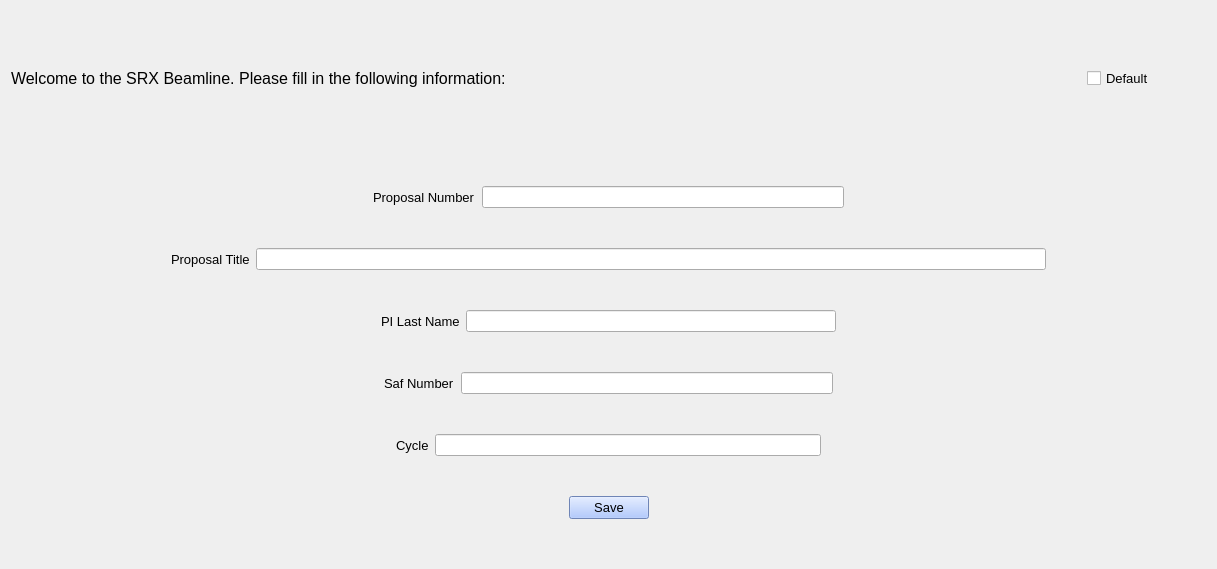
The window that srxgui/MainWindow/Metadata.ui (whishei/srxgui) describes before a commit, drawn with Qt 5.
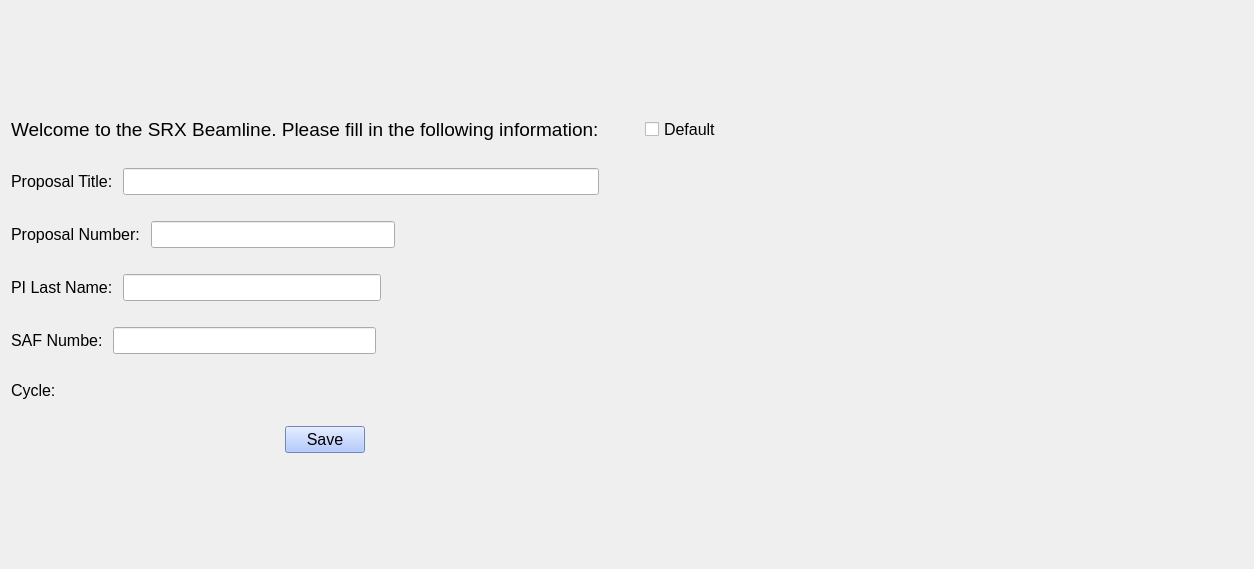
The same window after the commit. Icons and pictures are not drawn.

Diff of the .ui file:
```diff
--- a/srxgui/MainWindow/Metadata.ui
+++ b/srxgui/MainWindow/Metadata.ui
@@ -6,21 +6,31 @@
    <rect>
     <x>0</x>
     <y>0</y>
-    <width>1217</width>
+    <width>1254</width>
     <height>569</height>
    </rect>
   </property>
   <property name="windowTitle">
    <string>Form</string>
   </property>
+  <property name="styleSheet">
+   <string notr="true"/>
+  </property>
   <layout class="QGridLayout" name="gridLayout">
-   <item row="0" column="0" colspan="2">
+   <item row="0" column="0">
+    <widget class="QLabel" name="label">
+     <property name="text">
+      <string/>
+     </property>
+    </widget>
+   </item>
+   <item row="1" column="0">
     <layout class="QHBoxLayout" name="horizontalLayout_2">
      <item>
       <widget class="QLabel" name="label_9">
        <property name="font">
         <font>
-         <pointsize>12</pointsize>
+         <pointsize>14</pointsize>
         </font>
        </property>
        <property name="text">
@@ -41,18 +51,10 @@
        </property>
       </spacer>
      </item>
-     <item>
-      <widget class="QCheckBox" name="default_2">
-       <property name="font">
-        <font>
-         <pointsize>10</pointsize>
-        </font>
-       </property>
-       <property name="text">
-        <string>Default</string>
-       </property>
-      </widget>
-     </item>
+    </layout>
+   </item>
+   <item row="3" column="0">
+    <layout class="QVBoxLayout" name="verticalLayout">
      <item>
       <widget class="QLabel" name="label_10">
        <property name="text">
@@ -61,11 +63,45 @@
       </widget>
      </item>
      <item>
-      <widget class="QLabel" name="label_4">
-       <property name="text">
-        <string/>
-       </property>
-      </widget>
+      <layout class="QHBoxLayout" name="horizontalLayout_4">
+       <item>
+        <widget class="QLabel" name="label_6">
+         <property name="font">
+          <font>
+           <pointsize>12</pointsize>
+          </font>
+         </property>
+         <property name="text">
+          <string>Proposal Title: </string>
+         </property>
+        </widget>
+       </item>
+       <item>
+        <widget class="QLineEdit" name="prop_title">
+         <property name="font">
+          <font>
+           <pointsize>12</pointsize>
+          </font>
+         </property>
+        </widget>
+       </item>
+       <item>
+        <spacer name="horizontalSpacer_4">
+         <property name="orientation">
+          <enum>Qt::Horizontal</enum>
+         </property>
+         <property name="sizeType">
+          <enum>QSizePolicy::Fixed</enum>
+         </property>
+         <property name="sizeHint" stdset="0">
+          <size>
+           <width>40</width>
+           <height>20</height>
+          </size>
+         </property>
+        </spacer>
+       </item>
+      </layout>
      </item>
      <item>
       <widget class="QLabel" name="label_2">
@@ -75,45 +111,27 @@
       </widget>
      </item>
      <item>
-      <widget class="QLabel" name="label">
-       <property name="text">
-        <string/>
-       </property>
-      </widget>
-     </item>
-    </layout>
-   </item>
-   <item row="1" column="0" rowspan="3" colspan="2">
-    <layout class="QVBoxLayout" name="verticalLayout">
-     <item>
       <layout class="QHBoxLayout" name="horizontalLayout_3">
-       <item>
-        <spacer name="horizontalSpacer">
-         <property name="orientation">
-          <enum>Qt::Horizontal</enum>
-         </property>
-         <property name="sizeHint" stdset="0">
-          <size>
-           <width>40</width>
-           <height>20</height>
-          </size>
-         </property>
-        </spacer>
-       </item>
        <item>
         <widget class="QLabel" name="label_5">
          <property name="font">
           <font>
-           <pointsize>10</pointsize>
+           <pointsize>12</pointsize>
           </font>
          </property>
          <property name="text">
-          <string>Proposal Number</string>
+          <string>Proposal Number: </string>
          </property>
         </widget>
        </item>
        <item>
-        <widget class="QLineEdit" name="prop_num"/>
+        <widget class="QLineEdit" name="prop_num">
+         <property name="font">
+          <font>
+           <pointsize>12</pointsize>
+          </font>
+         </property>
+        </widget>
        </item>
        <item>
         <spacer name="horizontalSpacer_2">
@@ -131,181 +149,36 @@
       </layout>
      </item>
      <item>
-      <layout class="QHBoxLayout" name="horizontalLayout_4">
-       <item>
-        <spacer name="horizontalSpacer_16">
-         <property name="orientation">
-          <enum>Qt::Horizontal</enum>
-         </property>
-         <property name="sizeType">
-          <enum>QSizePolicy::Fixed</enum>
-         </property>
-         <property name="sizeHint" stdset="0">
-          <size>
-           <width>40</width>
-           <height>20</height>
-          </size>
-         </property>
-        </spacer>
-       </item>
-       <item>
-        <spacer name="horizontalSpacer_3">
-         <property name="orientation">
-          <enum>Qt::Horizontal</enum>
-         </property>
-         <property name="sizeType">
-          <enum>QSizePolicy::Fixed</enum>
-         </property>
-         <property name="sizeHint" stdset="0">
-          <size>
-           <width>40</width>
-           <height>20</height>
-          </size>
-         </property>
-        </spacer>
-       </item>
-       <item>
-        <spacer name="horizontalSpacer_13">
-         <property name="orientation">
-          <enum>Qt::Horizontal</enum>
-         </property>
-         <property name="sizeType">
-          <enum>QSizePolicy::Fixed</enum>
-         </property>
-         <property name="sizeHint" stdset="0">
-          <size>
-           <width>40</width>
-           <height>20</height>
-          </size>
-         </property>
-        </spacer>
-       </item>
-       <item>
-        <spacer name="horizontalSpacer_14">
-         <property name="orientation">
-          <enum>Qt::Horizontal</enum>
-         </property>
-         <property name="sizeType">
-          <enum>QSizePolicy::Fixed</enum>
-         </property>
-         <property name="sizeHint" stdset="0">
-          <size>
-           <width>40</width>
-           <height>20</height>
-          </size>
-         </property>
-        </spacer>
-       </item>
-       <item>
-        <widget class="QLabel" name="label_6">
-         <property name="font">
-          <font>
-           <pointsize>10</pointsize>
-          </font>
-         </property>
-         <property name="text">
-          <string>Proposal Title</string>
-         </property>
-        </widget>
-       </item>
-       <item>
-        <widget class="QLineEdit" name="prop_title"/>
-       </item>
-       <item>
-        <spacer name="horizontalSpacer_19">
-         <property name="orientation">
-          <enum>Qt::Horizontal</enum>
-         </property>
-         <property name="sizeType">
-          <enum>QSizePolicy::Fixed</enum>
-         </property>
-         <property name="sizeHint" stdset="0">
-          <size>
-           <width>40</width>
-           <height>20</height>
-          </size>
-         </property>
-        </spacer>
-       </item>
-       <item>
-        <spacer name="horizontalSpacer_18">
-         <property name="orientation">
-          <enum>Qt::Horizontal</enum>
-         </property>
-         <property name="sizeType">
-          <enum>QSizePolicy::Preferred</enum>
-         </property>
-         <property name="sizeHint" stdset="0">
-          <size>
-           <width>40</width>
-           <height>20</height>
-          </size>
-         </property>
-        </spacer>
-       </item>
-       <item>
-        <spacer name="horizontalSpacer_17">
-         <property name="orientation">
-          <enum>Qt::Horizontal</enum>
-         </property>
-         <property name="sizeType">
-          <enum>QSizePolicy::Fixed</enum>
-         </property>
-         <property name="sizeHint" stdset="0">
-          <size>
-           <width>40</width>
-           <height>20</height>
-          </size>
-         </property>
-        </spacer>
-       </item>
-       <item>
-        <spacer name="horizontalSpacer_4">
-         <property name="orientation">
-          <enum>Qt::Horizontal</enum>
-         </property>
-         <property name="sizeType">
-          <enum>QSizePolicy::Fixed</enum>
-         </property>
-         <property name="sizeHint" stdset="0">
-          <size>
-           <width>40</width>
-           <height>20</height>
-          </size>
-         </property>
-        </spacer>
-       </item>
-      </layout>
+      <widget class="QLabel" name="label_13">
+       <property name="text">
+        <string/>
+       </property>
+      </widget>
      </item>
      <item>
       <layout class="QHBoxLayout" name="horizontalLayout_5">
-       <item>
-        <spacer name="horizontalSpacer_5">
-         <property name="orientation">
-          <enum>Qt::Horizontal</enum>
-         </property>
-         <property name="sizeHint" stdset="0">
-          <size>
-           <width>40</width>
-           <height>20</height>
-          </size>
-         </property>
-        </spacer>
-       </item>
        <item>
         <widget class="QLabel" name="label_7">
          <property name="font">
           <font>
-           <pointsize>10</pointsize>
+           <pointsize>12</pointsize>
           </font>
          </property>
          <property name="text">
-          <string>PI Last Name</string>
+          <string>PI Last Name: </string>
          </property>
         </widget>
        </item>
        <item>
-        <widget class="QLineEdit" name="PI_lname"/>
+        <widget class="QLineEdit" name="PI_lname">
+         <property name="font">
+          <font>
+           <pointsize>12</pointsize>
+           <weight>50</weight>
+           <bold>false</bold>
+          </font>
+         </property>
+        </widget>
        </item>
        <item>
         <spacer name="horizontalSpacer_6">
@@ -322,35 +195,35 @@
        </item>
       </layout>
      </item>
+     <item>
+      <widget class="QLabel" name="label_14">
+       <property name="text">
+        <string/>
+       </property>
+      </widget>
+     </item>
      <item>
       <layout class="QHBoxLayout" name="horizontalLayout_6">
-       <item>
-        <spacer name="horizontalSpacer_7">
-         <property name="orientation">
-          <enum>Qt::Horizontal</enum>
-         </property>
-         <property name="sizeHint" stdset="0">
-          <size>
-           <width>40</width>
-           <height>20</height>
-          </size>
-         </property>
-        </spacer>
-       </item>
        <item>
         <widget class="QLabel" name="label_8">
          <property name="font">
           <font>
-           <pointsize>10</pointsize>
+           <pointsize>12</pointsize>
           </font>
          </property>
          <property name="text">
-          <string>Saf Number</string>
+          <string>SAF Numbe: </string>
          </property>
         </widget>
        </item>
        <item>
-        <widget class="QLineEdit" name="saf_num"/>
+        <widget class="QLineEdit" name="saf_num">
+         <property name="font">
+          <font>
+           <pointsize>12</pointsize>
+          </font>
+         </property>
+        </widget>
        </item>
        <item>
         <spacer name="horizontalSpacer_9">
@@ -367,35 +240,38 @@
        </item>
       </layout>
      </item>
+     <item>
+      <widget class="QLabel" name="label_15">
+       <property name="text">
+        <string/>
+       </property>
+      </widget>
+     </item>
      <item>
       <layout class="QHBoxLayout" name="horizontalLayout">
-       <item>
-        <spacer name="horizontalSpacer_10">
-         <property name="orientation">
-          <enum>Qt::Horizontal</enum>
-         </property>
-         <property name="sizeHint" stdset="0">
-          <size>
-           <width>40</width>
-           <height>20</height>
-          </size>
-         </property>
-        </spacer>
-       </item>
        <item>
         <widget class="QLabel" name="label_3">
          <property name="font">
           <font>
-           <pointsize>10</pointsize>
+           <pointsize>12</pointsize>
           </font>
          </property>
          <property name="text">
-          <string>Cycle</string>
+          <string>Cycle: </string>
          </property>
         </widget>
        </item>
        <item>
-        <widget class="QLineEdit" name="cycle"/>
+        <widget class="QLabel" name="cycle">
+         <property name="font">
+          <font>
+           <pointsize>12</pointsize>
+          </font>
+         </property>
+         <property name="text">
+          <string/>
+         </property>
+        </widget>
        </item>
        <item>
         <spacer name="horizontalSpacer_8">
@@ -412,6 +288,13 @@
        </item>
       </layout>
      </item>
+     <item>
+      <widget class="QLabel" name="label_12">
+       <property name="text">
+        <string/>
+       </property>
+      </widget>
+     </item>
      <item>
       <layout class="QHBoxLayout" name="horizontalLayout_7">
        <item>
@@ -428,10 +311,10 @@
         </spacer>
        </item>
        <item>
-        <widget class="QPushButton" name="submit">
+        <widget class="QPushButton" name="save_metadata">
          <property name="font">
           <font>
-           <pointsize>10</pointsize>
+           <pointsize>12</pointsize>
           </font>
          </property>
          <property name="styleSheet">
@@ -459,6 +342,52 @@
      </item>
     </layout>
    </item>
+   <item row="3" column="1">
+    <widget class="QLabel" name="label_11">
+     <property name="text">
+      <string/>
+     </property>
+     <property name="pixmap">
+      <pixmap>beamline_pic2.jpg</pixmap>
+     </property>
+    </widget>
+   </item>
+   <item row="1" column="1">
+    <layout class="QHBoxLayout" name="horizontalLayout_8">
+     <item>
+      <widget class="QCheckBox" name="default_2">
+       <property name="font">
+        <font>
+         <pointsize>12</pointsize>
+        </font>
+       </property>
+       <property name="text">
+        <string>Default</string>
+       </property>
+      </widget>
+     </item>
+     <item>
+      <spacer name="horizontalSpacer_20">
+       <property name="orientation">
+        <enum>Qt::Horizontal</enum>
+       </property>
+       <property name="sizeHint" stdset="0">
+        <size>
+         <width>40</width>
+         <height>20</height>
+        </size>
+       </property>
+      </spacer>
+     </item>
+    </layout>
+   </item>
+   <item row="4" column="0">
+    <widget class="QLabel" name="label_4">
+     <property name="text">
+      <string/>
+     </property>
+    </widget>
+   </item>
   </layout>
  </widget>
  <resources/>
```
